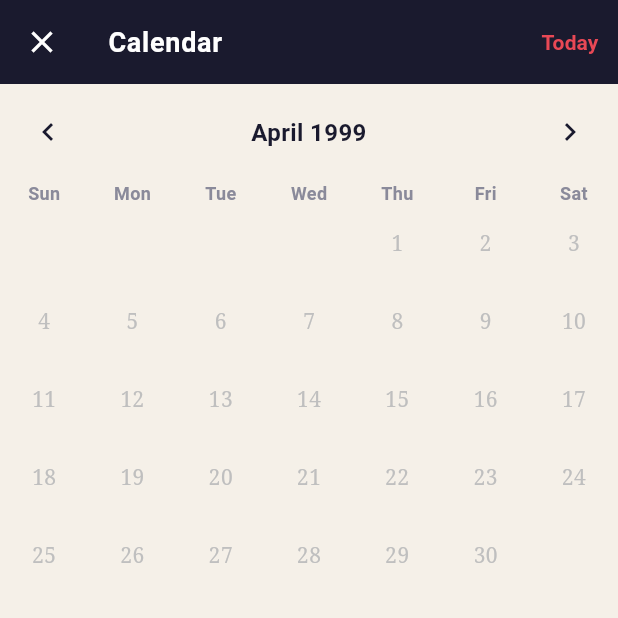
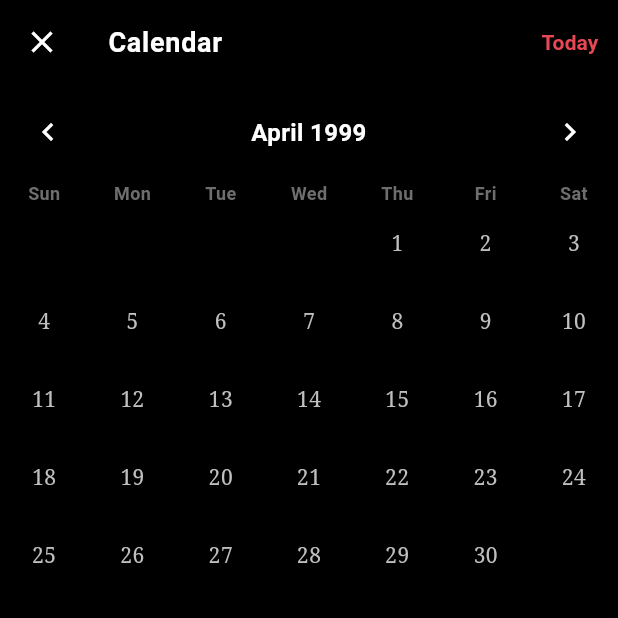
Before and after one commit to jplumi/slate, a Flutter app: the screen it shows after launch, item 4 of the bottom bar chosen, on a phone screen of 412 x 824 dp, the top half of it. Run offline on Flutter 3.47's test engine with Material 3 defaults, Android fonts, the phone set to English and light mode, and no system bars; drawn by our look-alikes of table_calendar; our stand-ins replace connectivity_plus, shared_preferences, sqflite, sqflite_common_ffi; accounts and stored records are empty; network calls fail.

Commit message:
Change colors

```diff
--- a/lib/app.dart
+++ b/lib/app.dart
@@ -49,24 +49,23 @@ class _TodoAppState extends State<TodoApp> with WidgetsBindingObserver {
 }
 
 class AppTheme {
-  static const Color cream = Color(0xFFF5F0E8);
-  static const Color ink = Color(0xFF1A1A2E);
-  static const Color inkLight = Color(0xFF2D2D44);
-  static const Color accent = Color(0xFFE84855);
-  static const Color accentSoft = Color(0xFFFDE8EA);
-  static const Color muted = Color(0xFF8A8A9A);
-  static const Color divider = Color(0xFFE0D9CF);
+  static const Color ink = Color(0xFF000000);
+  static const Color inkLight = Color(0xFF262626);
+  static const Color accentRed = Color(0xFFE84855);
+  static const Color neutralLight = Color(0xFFF0F0F0);
+  static const Color muted = Color(0xFF6E6E6E);
+  static const Color divider = Color(0xFFE0E0E0);
   static const Color checkGreen = Color(0xFF4CAF7D);
 
   static ThemeData light() {
     return ThemeData(
       useMaterial3: true,
-      scaffoldBackgroundColor: cream,
+      scaffoldBackgroundColor: ink,
       colorScheme: const ColorScheme.light(
         primary: ink,
-        secondary: accent,
-        surface: cream,
-        onPrimary: cream,
+        secondary: accentRed,
+        surface: ink,
+        onPrimary: ink,
         onSecondary: Colors.white,
         onSurface: ink,
       ),
--- a/lib/screens/calendar_screen.dart
+++ b/lib/screens/calendar_screen.dart
@@ -39,7 +39,7 @@ class _CalendarScreenState extends State<CalendarScreen> {
   @override
   Widget build(BuildContext context) {
     return Scaffold(
-        backgroundColor: AppTheme.cream,
+        backgroundColor: AppTheme.ink,
         appBar: AppBar(
           backgroundColor: AppTheme.ink,
           leading: IconButton(
@@ -63,7 +63,7 @@ class _CalendarScreenState extends State<CalendarScreen> {
               child: const Text(
                 'Today',
                 style: TextStyle(
-                  color: AppTheme.accent,
+                  color: AppTheme.accentRed,
                   fontWeight: FontWeight.w600,
                   fontFamily: 'sans-serif',
                 ),
@@ -94,33 +94,33 @@ class _CalendarScreenState extends State<CalendarScreen> {
       calendarStyle: CalendarStyle(
         outsideDaysVisible: false,
         defaultTextStyle: const TextStyle(
-          color: AppTheme.ink,
+          color: Colors.white,
           fontFamily: 'sans-serif',
         ),
         weekendTextStyle: const TextStyle(
-          color: AppTheme.ink,
+          color: Colors.white,
           fontFamily: 'sans-serif',
         ),
         selectedDecoration: const BoxDecoration(
-          color: AppTheme.accent,
+          color: Colors.white,
           shape: BoxShape.circle,
         ),
         selectedTextStyle: const TextStyle(
+          color: AppTheme.ink,
+          fontWeight: FontWeight.w700,
+          fontFamily: 'sans-serif',
+        ),
+        todayDecoration: BoxDecoration(
+          color: Colors.white.withValues(alpha: 0.15),
+          shape: BoxShape.circle,
+        ),
+        todayTextStyle: const TextStyle(
           color: Colors.white,
           fontWeight: FontWeight.w700,
           fontFamily: 'sans-serif',
         ),
-        todayDecoration: BoxDecoration(
-          color: AppTheme.ink.withValues(alpha: 0.15),
-          shape: BoxShape.circle,
-        ),
-        todayTextStyle: const TextStyle(
-          color: AppTheme.ink,
-          fontWeight: FontWeight.w700,
-          fontFamily: 'sans-serif',
-        ),
         markerDecoration: const BoxDecoration(
-          color: AppTheme.accent,
+          color: AppTheme.accentRed,
           shape: BoxShape.circle,
         ),
         markersMaxCount: 1,
@@ -131,13 +131,13 @@ class _CalendarScreenState extends State<CalendarScreen> {
         formatButtonVisible: false,
         titleCentered: true,
         titleTextStyle: TextStyle(
-          color: AppTheme.ink,
+          color: Colors.white,
           fontSize: 16,
           fontWeight: FontWeight.w700,
           fontFamily: 'sans-serif',
         ),
-        leftChevronIcon: Icon(Icons.chevron_left, color: AppTheme.ink),
-        rightChevronIcon: Icon(Icons.chevron_right, color: AppTheme.ink),
+        leftChevronIcon: Icon(Icons.chevron_left, color: Colors.white),
+        rightChevronIcon: Icon(Icons.chevron_right, color: Colors.white),
       ),
       daysOfWeekStyle: const DaysOfWeekStyle(
         weekdayStyle: TextStyle(
@@ -163,8 +163,8 @@ class _CalendarScreenState extends State<CalendarScreen> {
                 height: 5,
                 decoration: BoxDecoration(
                   color: isSameDay(day, DateTime.now())
-                      ? AppTheme.ink
-                      : AppTheme.accent.withValues(alpha: 0.7),
+                      ? Colors.white
+                      : AppTheme.accentRed.withValues(alpha: 0.7),
                   shape: BoxShape.circle,
                 ),
               ),
--- a/lib/screens/day_screen.dart
+++ b/lib/screens/day_screen.dart
@@ -137,12 +137,12 @@ class _DayScreenState extends State<DayScreen> {
         FocusScope.of(context).unfocus();
       },
       child: Scaffold(
-        backgroundColor: AppTheme.cream,
+        backgroundColor: AppTheme.ink,
         body: _loading
             ? const Center(
-                child: CircularProgressIndicator(color: AppTheme.ink))
+                child: CircularProgressIndicator(color: Colors.white))
             : RefreshIndicator(
-                color: AppTheme.ink,
+                color: Colors.white,
                 onRefresh: widget.syncService.syncNow,
                 child: _buildBody(),
               ),
--- a/lib/screens/sync_error_screen.dart
+++ b/lib/screens/sync_error_screen.dart
@@ -13,7 +13,7 @@ class SyncErrorsScreen extends StatelessWidget {
     final errors = syncService.errorLog.reversed.toList();
 
     return Scaffold(
-      backgroundColor: AppTheme.cream,
+      backgroundColor: AppTheme.ink,
       appBar: AppBar(
         backgroundColor: AppTheme.ink,
         leading: IconButton(
--- a/lib/widgets/add_task_sheet.dart
+++ b/lib/widgets/add_task_sheet.dart
@@ -52,7 +52,7 @@ class _AddTaskSheetState extends State<AddTaskSheet> {
       padding: EdgeInsets.only(bottom: bottom),
       child: Container(
         decoration: const BoxDecoration(
-          color: Colors.white,
+          color: AppTheme.inkLight,
           borderRadius: BorderRadius.vertical(top: Radius.circular(24)),
         ),
         child: SafeArea(
@@ -77,7 +77,7 @@ class _AddTaskSheetState extends State<AddTaskSheet> {
                 Text(
                   _isEditing ? 'EDIT TASK' : 'NEW TASK',
                   style: const TextStyle(
-                    color: AppTheme.muted,
+                    color: AppTheme.neutralLight,
                     fontSize: 10,
                     fontWeight: FontWeight.w700,
                     letterSpacing: 2,
@@ -92,7 +92,7 @@ class _AddTaskSheetState extends State<AddTaskSheet> {
                         controller: _controller,
                         focusNode: _focusNode,
                         style: const TextStyle(
-                          color: AppTheme.ink,
+                          color: AppTheme.neutralLight,
                           fontSize: 18,
                           fontFamily: 'sans-serif',
                           fontWeight: FontWeight.w500,
```
Also changed, not shown: lib/screens/all_tasks_screen.dart (+18 -16 lines), lib/screens/home_screen.dart (+6 -6 lines), lib/widgets/task_tile.dart (+6 -6 lines), 1 other file.
